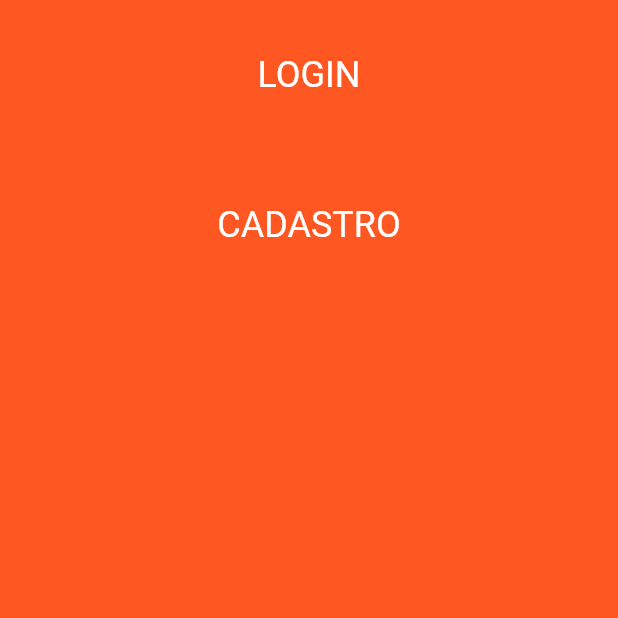
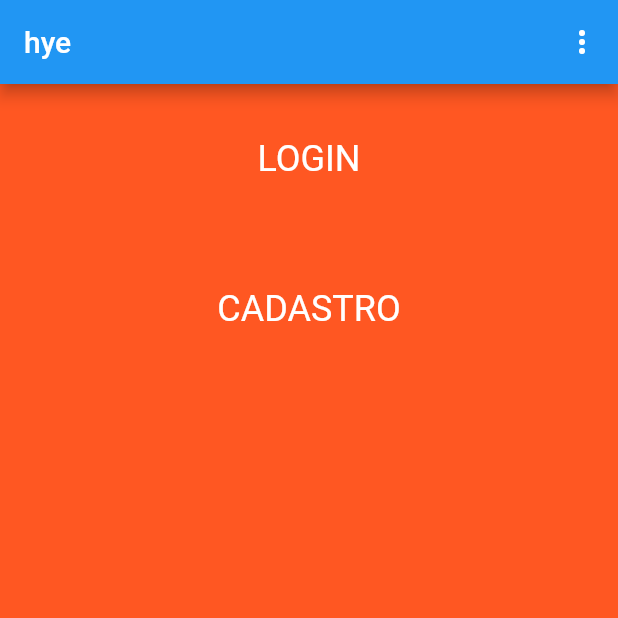
Before and after one commit to ChiiDev/Gerenciador-e-Visualizador, a Flutter app: the LoginPage screen opened directly, after a tap on "ENTRAR", on a phone screen of 412 x 824 dp, the top half of it. Run offline on Flutter 3.47's test engine with Material 2 defaults, Android fonts, the phone set to English and light mode, and no system bars.

```diff
--- a/lib/login.dart
+++ b/lib/login.dart
@@ -63,7 +63,9 @@ class _LoginPageState extends State<LoginPage> {
                   child: Column(
                     mainAxisAlignment: MainAxisAlignment.center,
                     children: <Widget>[
-                      Container(
+                      GestureDetector(
+                        onTap: (){Navigator.push(context, MaterialPageRoute(builder: (context) => (Profile())));},
+                        child: Container(
                           height: 60,
                           child: Padding(
                             //CRIANDO UMA OPÇÃO PARA ACESSAR SEM FAZER LOGIN
@@ -77,6 +79,7 @@ class _LoginPageState extends State<LoginPage> {
                                 ),
                               ),
                             ]),
+                          ),
                         ),
                       ),
                       Align(
@@ -266,11 +269,9 @@ class _LoginPageState extends State<LoginPage> {
   }
 }
 
-//Notas... então esse Align ta complicando. Se tento setar o tamanho do botão para
-//uma porcentagem do tamanho da tela, o forgot password vem pra baixo
-//Outro problema é que não dá pra usar esse design ja q qnd clica pra digitar dá
-//o erro 'bottom overflowed by 225px'. Tentar resolver isso.
-
-
 //Nota dia 13-05-19 - Parei na parte de criar uma opção para o usuario acessar a
 //tela principal sem realizar o login. RETORMAR DAQUI!
+
+//Nota dia 14-05-19 - Eu terminei o acesso. Agora criar o design para a página principal! Incrementar o menu agora.
+
+//Nota dia 15-05-19 - Criando menu na tela principal. Na próxima tem q utilizar das dicas recebidas para alterar o menu.
--- a/lib/main.dart
+++ b/lib/main.dart
@@ -2,6 +2,7 @@ import 'package:flutter/material.dart';
 import 'package:flutter/services.dart';
 import 'cadastro.dart';
 import 'login.dart';
+import 'package:tccgerenciadorapp/constantes';
 
 void main() => runApp(Profile());
 
@@ -34,6 +35,22 @@ class _MainPageState extends State<MainPage> {
   @override
   Widget build(BuildContext context) {
     return Scaffold(
+      appBar: new AppBar(
+        title: new Text("hye"),
+        actions: <Widget>[
+          PopupMenuButton<String>(
+            onSelected: choiceAction,
+            itemBuilder: (BuildContext context){
+              return Constants.choices.map((String choice){
+                return PopupMenuItem<String>(
+                  value: choice,
+                  child: Text(choice),
+                );
+              }).toList();
+            },
+          )
+        ],
+      ),
       body: SingleChildScrollView(
         child: Container(
           height: MediaQuery.of(context).size.height,
@@ -74,4 +91,7 @@ class _MainPageState extends State<MainPage> {
       ),
     );
   }
+  void choiceAction(String choice){
+    print("WORKING");
+  }
 }
```
Also changed, not shown: lib/temporario.dart (deleted), 1 other file. Lines whose indentation alone changed are shown as unchanged.
